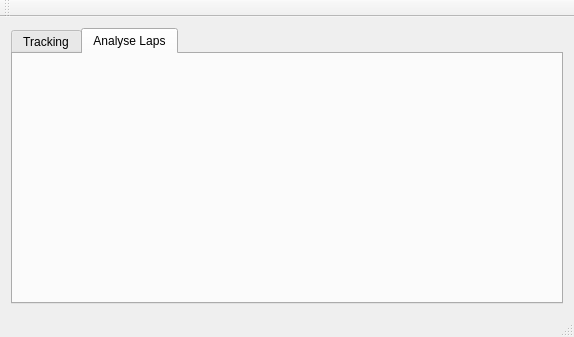
Old version of the form F1Telemetry.ui in the repository Alex-Rose/PXG_Telemetry_fork.
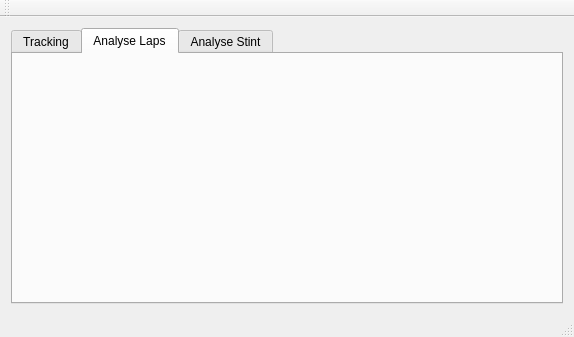
New version of the form. The open tabs and pages were chosen to show the change. Custom widgets are drawn as their Qt base class.

Commit message: Display stints

The edit to the form file:
```diff
--- a/F1Telemetry.ui
+++ b/F1Telemetry.ui
@@ -38,6 +38,11 @@
        </attribute>
        <layout class="QVBoxLayout" name="verticalLayout_3"/>
       </widget>
+      <widget class="CompareStintsWidget" name="compareStintsWidget">
+       <attribute name="title">
+        <string>Analyse Stint</string>
+       </attribute>
+      </widget>
      </widget>
     </item>
    </layout>
@@ -76,6 +81,12 @@
    <header>CompareLapsWidget.h</header>
    <container>1</container>
   </customwidget>
+  <customwidget>
+   <class>CompareStintsWidget</class>
+   <extends>QWidget</extends>
+   <header>CompareStintsWidget.h</header>
+   <container>1</container>
+  </customwidget>
  </customwidgets>
  <resources/>
  <connections/>
```
Left out of the diff: 2 changed lines with no effect on the pictures. The commit also changes 7 other files.
